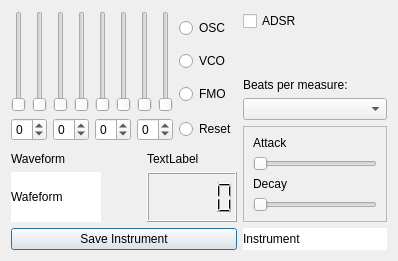
This is OceanGUI/spectrum_dialog_class.ui in uglasmeyer/ocean as Qt 5 draws it before an edit. The edited form follows.
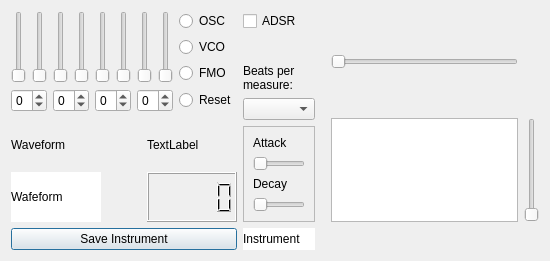
This is the edited form.

The edit to the form file:
```diff
--- a/OceanGUI/spectrum_dialog_class.ui
+++ b/OceanGUI/spectrum_dialog_class.ui
@@ -6,7 +6,7 @@
    <rect>
     <x>0</x>
     <y>0</y>
-    <width>398</width>
+    <width>550</width>
     <height>261</height>
    </rect>
   </property>
@@ -456,6 +456,16 @@
    <string>Spectrum</string>
   </property>
   <layout class="QGridLayout" name="gridLayout_4">
+   <item row="1" column="4">
+    <widget class="QSlider" name="verticalSlider">
+     <property name="orientation">
+      <enum>Qt::Orientation::Vertical</enum>
+     </property>
+    </widget>
+   </item>
+   <item row="1" column="3">
+    <widget class="QGraphicsView" name="graphicsView"/>
+   </item>
    <item row="0" column="1" rowspan="2">
     <layout class="QVBoxLayout" name="verticalLayout_2">
      <item>
@@ -1047,6 +1057,31 @@
      </item>
     </layout>
    </item>
+   <item row="2" column="0">
+    <widget class="QPushButton" name="pB_save_spectrum">
+     <property name="text">
+      <string>Save Instrument</string>
+     </property>
+    </widget>
+   </item>
+   <item row="2" column="1">
+    <widget class="QLabel" name="lbl_instrument">
+     <property name="styleSheet">
+      <string notr="true">background-color: rgb(255, 255, 255);
+font: 700 11pt &quot;Ubuntu&quot;;</string>
+     </property>
+     <property name="text">
+      <string>Instrument</string>
+     </property>
+    </widget>
+   </item>
+   <item row="0" column="2">
+    <layout class="QGridLayout" name="gridLayout_5">
+     <property name="leftMargin">
+      <number>10</number>
+     </property>
+    </layout>
+   </item>
    <item row="0" column="0">
     <layout class="QGridLayout" name="gridLayout">
      <item row="1" column="1">
@@ -1253,23 +1288,25 @@
      </item>
     </layout>
    </item>
-   <item row="2" column="0">
-    <widget class="QPushButton" name="pB_save_spectrum">
-     <property name="text">
-      <string>Save Instrument</string>
+   <item row="0" column="3">
+    <widget class="QSlider" name="horizontalSlider">
+     <property name="orientation">
+      <enum>Qt::Orientation::Horizontal</enum>
      </property>
     </widget>
    </item>
-   <item row="2" column="1">
-    <widget class="QLabel" name="lbl_instrument">
-     <property name="styleSheet">
-      <string notr="true">background-color: rgb(255, 255, 255);
-font: 700 11pt &quot;Ubuntu&quot;;</string>
+   <item row="2" column="3">
+    <spacer name="verticalSpacer_2">
+     <property name="orientation">
+      <enum>Qt::Orientation::Vertical</enum>
      </property>
-     <property name="text">
-      <string>Instrument</string>
+     <property name="sizeHint" stdset="0">
+      <size>
+       <width>20</width>
+       <height>40</height>
+      </size>
      </property>
-    </widget>
+    </spacer>
    </item>
   </layout>
  </widget>
```
Left out of the diff: 2 changed lines with no effect on the pictures.
